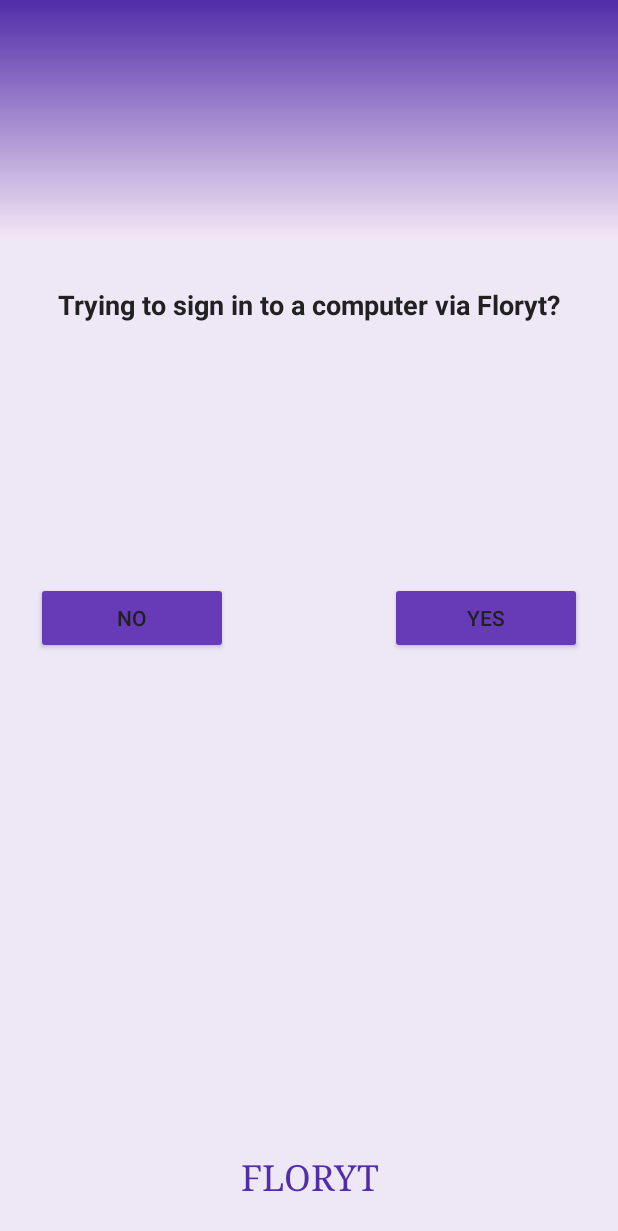
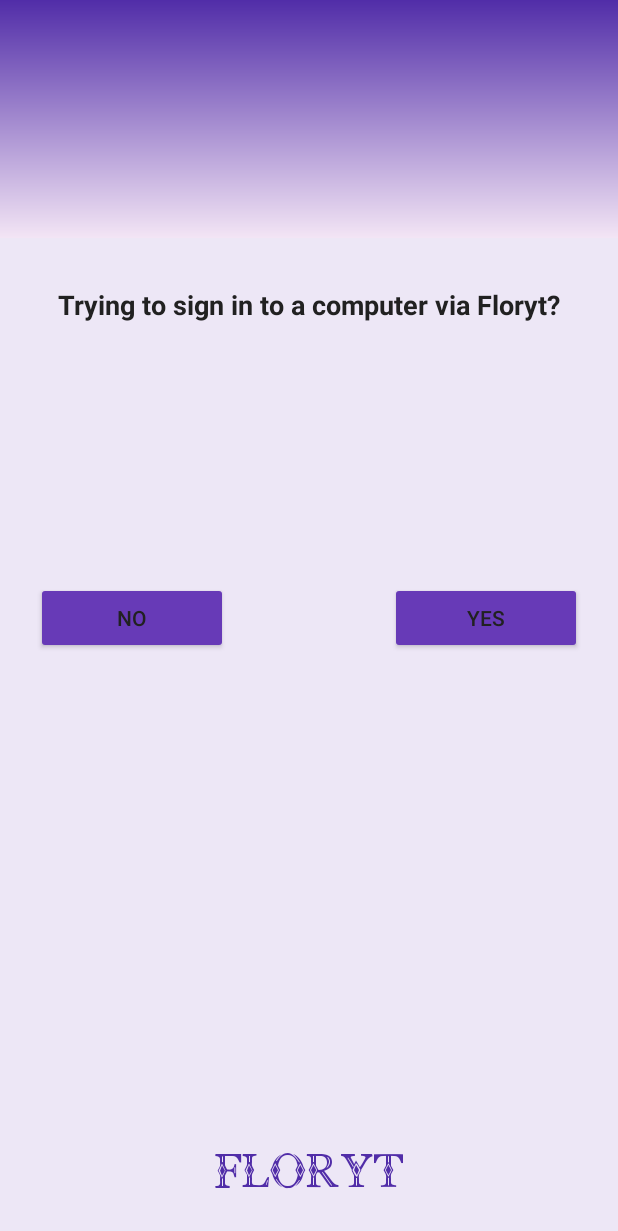
Before and after one commit to floryt/android-app, an Android app: the NotificationActivity screen opened directly, with no data from a screen before it, on a phone screen of 412 x 824 dp. Shown: the top 1231 px of the screen. Run offline under Robolectric (Android 15) with nearby library versions, the phone set to English and light mode, and no system bars; our stand-ins replace Firebase (no records; nobody signed in at launch, a user with empty details on screens opened directly); pictures from the network do not load; 3 statements that could not run were skipped.

Commit message:
Added functionality to notification screen.

```diff
--- a/app/src/main/java/com/floryt/app/NotificationActivity.java
+++ b/app/src/main/java/com/floryt/app/NotificationActivity.java
@@ -1,15 +1,20 @@
 package com.floryt.app;
 
 import android.graphics.Bitmap;
+import android.graphics.Typeface;
 import android.os.Bundle;
 import android.support.v4.graphics.drawable.RoundedBitmapDrawable;
 import android.support.v4.graphics.drawable.RoundedBitmapDrawableFactory;
 import android.support.v7.app.AppCompatActivity;
+import android.view.View;
+import android.widget.Button;
 import android.widget.ImageView;
 import android.widget.TextView;
 
 import com.bumptech.glide.Glide;
 import com.bumptech.glide.request.target.BitmapImageViewTarget;
+import com.google.firebase.auth.FirebaseAuth;
+import com.google.firebase.database.FirebaseDatabase;
 
 import java.util.HashMap;
 
@@ -24,6 +29,9 @@ public class NotificationActivity extends AppCompatActivity {
         final ImageView userImageImageView = (ImageView) findViewById(R.id.userIcon);
         TextView userNameTextView = (TextView) findViewById(R.id.userName);
         TextView userEmailTextView = (TextView) findViewById(R.id.userEmail);
+        TextView textLogo = (TextView)findViewById(R.id.text_logo);
+        Typeface custom_font = Typeface.createFromAsset(getAssets(),  "fonts/CFDiamond.ttf");
+        textLogo.setTypeface(custom_font);
 
         Glide.with(this)
                 .load(data.get("userPhotoUrl"))
@@ -39,6 +47,31 @@ public class NotificationActivity extends AppCompatActivity {
                 });
         userNameTextView.setText(data.get("userName"));
         userEmailTextView.setText(data.get("userEmail"));
+
+        Button yesButton = (Button) findViewById(R.id.yesButton);
+        Button noButton = (Button) findViewById(R.id.noButton);
+
+        View.OnClickListener uploadVerification = new View.OnClickListener() {
+            @Override
+            public void onClick(View v) {
+                boolean value;
+                switch (v.getId()) {
+                    case R.id.yesButton:
+                        value = true;
+                        break;
+                    case R.id.noButton:
+                    default:
+                        value = false;
+                }
+                FirebaseDatabase.getInstance()
+                        .getReference("IdentityVerifications")
+                        .child(FirebaseAuth.getInstance().getCurrentUser().getUid())
+                        .setValue(value);
+                finish();
+            }
+        };
+
+        yesButton.setOnClickListener(uploadVerification);
+        noButton.setOnClickListener(uploadVerification);
     }
-
 }
--- a/app/src/main/res/layout/activity_notification.xml
+++ b/app/src/main/res/layout/activity_notification.xml
@@ -48,16 +48,15 @@
         android:width="128dp"/>
 
     <TextView
-        android:id="@+id/textView5"
+        android:id="@+id/text_logo"
         android:layout_width="wrap_content"
         android:layout_height="wrap_content"
-        android:text="FLORYT"
-        android:typeface="serif"
-        android:textSize="24sp"
-        android:textColor="@color/material_deep_purple_700"
         android:layout_alignParentBottom="true"
         android:layout_centerHorizontal="true"
         android:layout_marginBottom="24dp"
-        android:textAlignment="center"/>
+        android:text="FLORYT"
+        android:textAlignment="center"
+        android:textColor="@color/material_deep_purple_700"
+        android:textSize="42sp" />
 
 </RelativeLayout>
--- a/app/src/main/res/values/styles.xml
+++ b/app/src/main/res/values/styles.xml
@@ -96,7 +96,7 @@
         <item name="colorAccent">@android:color/holo_purple</item>
         <item name="colorControlNormal">@color/material_deep_purple_500</item>
         <item name="colorControlActivated">@color/material_deep_purple_a200</item>
-        <item name="colorControlHighlight">@color/material_lime_a700</item>
+        <item name="colorControlHighlight">@android:color/holo_purple</item>
         <item name="android:windowBackground">@color/material_deep_purple_50</item>
         <item name="android:textColor">@color/material_gray_900</item>
         <item name="android:textColorPrimary">@color/material_gray_900</item>
```
Also changed, not shown: app/src/main/java/com/floryt/app/MainActivity.java (+7 -55 lines), app/src/main/assets/fonts/CFDiamond.ttf (added).
